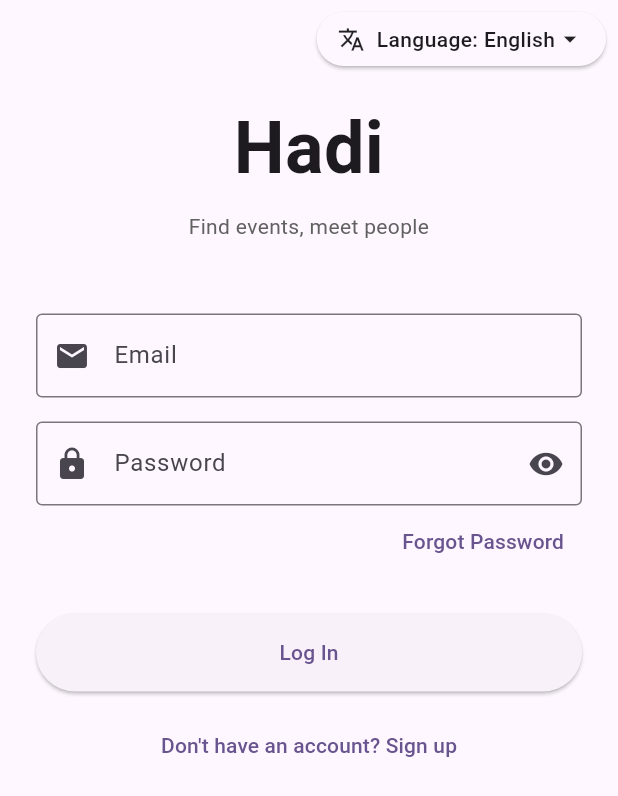
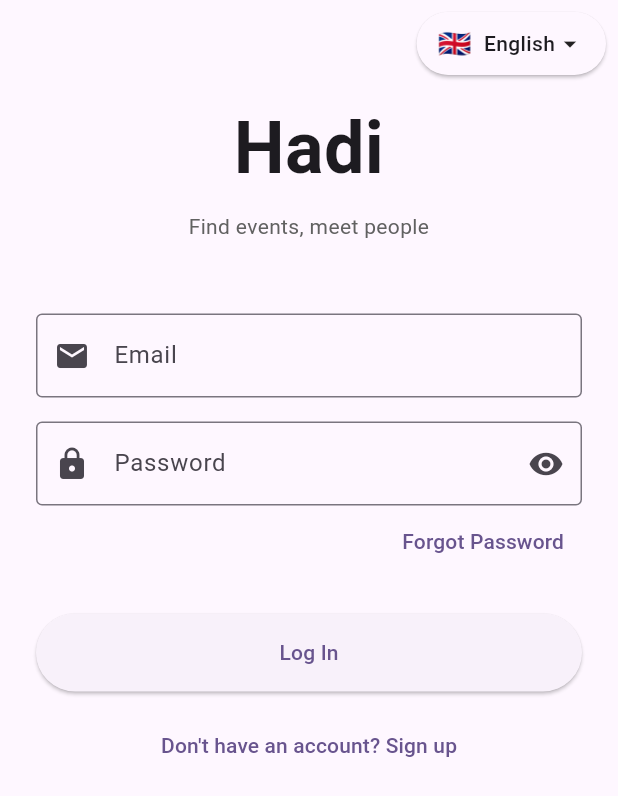
Before and after one commit to onuryr/hadi-app, a Flutter app: the screen it shows after launch, on a phone screen of 412 x 824 dp. Shown: the top 796 px of the screen. Run offline on Flutter 3.47's test engine with Material 3 defaults, Android fonts, the phone set to English and light mode, and no system bars; our stand-ins replace app_links, cached_network_image, firebase_core, firebase_messaging, flutter_local_notifications, geocoding and 7 more; accounts and stored records are empty.

Commit message:
ui(login): flag emoji + plain language name on pill
Replaces translate icon and "Dil: Türkçe" label with the country flag
(🇹🇷 / 🇬🇧) and plain language name ("Türkçe" / "English") — cleaner
and more recognizable at a glance.

Co-Authored-By: Claude Opus 4.7 <noreply@anthropic.com>

```diff
--- a/lib/screens/login_screen.dart
+++ b/lib/screens/login_screen.dart
@@ -164,6 +164,11 @@ class _LoginScreenState extends State<LoginScreen> {
         AppLocaleMode.en => 'English',
       };
 
+  String _localeFlag(AppLocaleMode mode) => switch (mode) {
+        AppLocaleMode.tr => '🇹🇷',
+        AppLocaleMode.en => '🇬🇧',
+      };
+
   Future<void> _openLanguageSheet() async {
     final picked = await showModalBottomSheet<AppLocaleMode>(
       context: context,
@@ -200,7 +205,6 @@ class _LoginScreenState extends State<LoginScreen> {
     return ListenableBuilder(
       listenable: localeNotifier,
       builder: (context, _) {
-        final l = AppLocalizations.of(context);
         return Material(
           color: Theme.of(context).colorScheme.surface,
           elevation: 1,
@@ -213,10 +217,10 @@ class _LoginScreenState extends State<LoginScreen> {
               child: Row(
                 mainAxisSize: MainAxisSize.min,
                 children: [
-                  const Icon(Icons.translate, size: 18),
+                  Text(_localeFlag(localeNotifier.mode), style: const TextStyle(fontSize: 18)),
                   const SizedBox(width: 8),
                   Text(
-                    '${l.language}: ${_localeLabel(localeNotifier.mode)}',
+                    _localeLabel(localeNotifier.mode),
                     style: const TextStyle(fontWeight: FontWeight.w500),
                   ),
                   const Icon(Icons.arrow_drop_down, size: 20),
```
